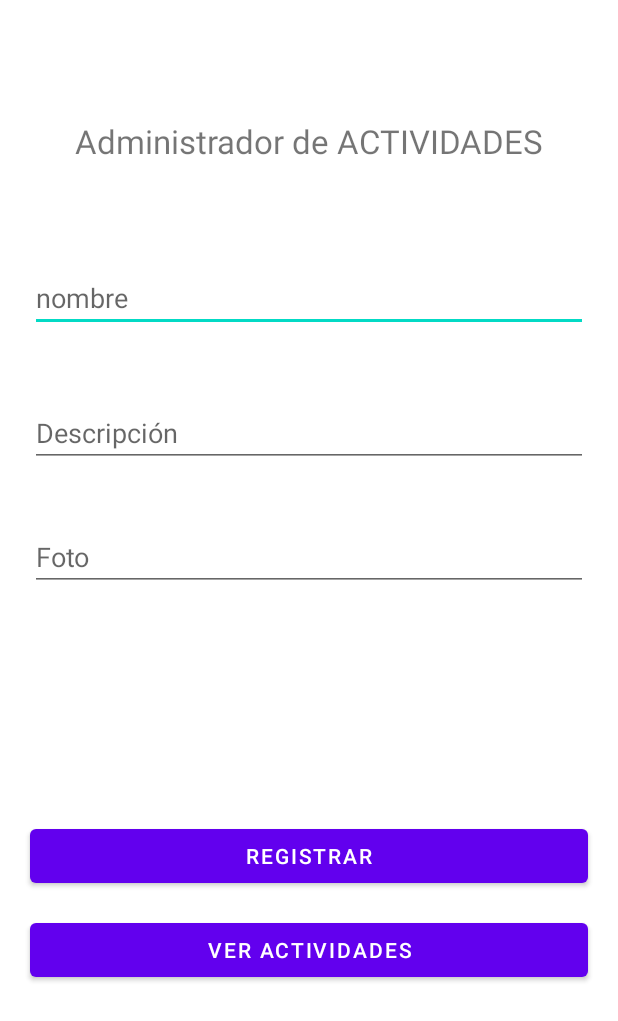
After one commit to yontaru/ProyectoApk2021_1, an Android app: the layout activity_registro.xml on its own in the app's theme, with its tools: preview values and no code run, on a phone screen of 412 x 824 dp. The commit adds this screen. Shown: the top 1021 px of the screen. Run offline under Robolectric (Android 15) with nearby library versions, the phone set to English and light mode, and no system bars.

Commit message:
Actualización

```diff
--- a/app/build.gradle
+++ b/app/build.gradle
@@ -14,7 +14,7 @@ android {
         versionName "1.0"
 
         testInstrumentationRunner "androidx.test.runner.AndroidJUnitRunner"
-        multiDexEnable true
+        "multiDexEnable true"
     }
 
     buildTypes {
@@ -38,6 +38,7 @@ dependencies {
     implementation 'androidx.constraintlayout:constraintlayout:2.0.4'
     implementation "androidx.recyclerview:recyclerview:1.1.0"
     implementation "androidx.cardview:cardview:1.0.0"
+    implementation 'com.android.support:multidex:1.0.3'
 
     implementation 'com.google.firebase:firebase-analytics'
     implementation 'com.google.firebase:firebase-firestore'
--- a/app/src/main/java/com/example/proyectoapk2021_1/Home.java
+++ b/app/src/main/java/com/example/proyectoapk2021_1/Home.java
@@ -103,6 +103,11 @@ public class Home extends AppCompatActivity {
                 Intent intent3=new Intent(Home.this,Home.class);
                 startActivity(intent3);
                 break;
+
+            case(R.id.opcion4):
+                Intent intent1=new Intent(Home.this,Registro.class);
+                startActivity(intent1);
+                break;
         }
 
         return  super.onOptionsItemSelected(opcion);
--- /dev/null
+++ b/app/src/main/res/layout/activity_registro.xml
@@ -0,0 +1,83 @@
+<?xml version="1.0" encoding="utf-8"?>
+<androidx.constraintlayout.widget.ConstraintLayout
+    xmlns:android="http://schemas.android.com/apk/res/android"
+    xmlns:app="http://schemas.android.com/apk/res-auto"
+    xmlns:tools="http://schemas.android.com/tools"
+    android:layout_width="match_parent"
+    android:layout_height="match_parent"
+    tools:context=".Registro">
+
+    <TextView
+        android:id="@+id/titulo"
+        android:layout_width="wrap_content"
+        android:layout_height="wrap_content"
+        android:text="Administrador de ACTIVIDADES"
+        android:textSize="22sp"
+        app:layout_constraintVertical_bias="0.1"
+        app:layout_constraintBottom_toBottomOf="parent"
+        app:layout_constraintLeft_toLeftOf="parent"
+        app:layout_constraintRight_toRightOf="parent"
+        app:layout_constraintTop_toTopOf="parent"/>
+
+    <EditText
+        android:id="@+id/nombre"
+        android:layout_width="match_parent"
+        android:layout_height="wrap_content"
+        android:layout_marginHorizontal="20dp"
+        android:hint="nombre"
+        app:layout_constraintVertical_bias="0.1"
+        app:layout_constraintTop_toBottomOf="@id/titulo"
+        app:layout_constraintStart_toStartOf="parent"
+        app:layout_constraintEnd_toEndOf="parent"
+        app:layout_constraintBottom_toBottomOf="parent"/>
+
+    <EditText
+        android:id="@+id/descripcion"
+        android:layout_width="match_parent"
+        android:layout_height="wrap_content"
+        android:layout_marginHorizontal="20dp"
+        android:hint="Descripción"
+        android:inputType="text"
+        app:layout_constraintVertical_bias="0.08"
+        app:layout_constraintTop_toBottomOf="@id/nombre"
+        app:layout_constraintStart_toStartOf="parent"
+        app:layout_constraintEnd_toEndOf="parent"
+        app:layout_constraintBottom_toBottomOf="parent"/>
+
+    <EditText
+        android:id="@+id/cargo"
+        android:layout_width="match_parent"
+        android:layout_height="wrap_content"
+        android:layout_marginHorizontal="20dp"
+        android:hint="Foto"
+        app:layout_constraintVertical_bias="0.08"
+        app:layout_constraintTop_toBottomOf="@id/descripcion"
+        app:layout_constraintStart_toStartOf="parent"
+        app:layout_constraintEnd_toEndOf="parent"
+        app:layout_constraintBottom_toBottomOf="parent"/>
+
+    <Button
+        android:id="@+id/botonRegistrar"
+        android:layout_width="match_parent"
+        android:layout_height="wrap_content"
+        android:layout_marginHorizontal="20dp"
+        android:text="Registrar"
+        app:layout_constraintVertical_bias="0.4"
+        app:layout_constraintTop_toBottomOf="@id/cargo"
+        app:layout_constraintStart_toStartOf="parent"
+        app:layout_constraintEnd_toEndOf="parent"
+        app:layout_constraintBottom_toBottomOf="parent"/>
+
+    <Button
+        android:id="@+id/botonBuscar"
+        android:layout_width="match_parent"
+        android:layout_height="wrap_content"
+        android:layout_marginHorizontal="20dp"
+        android:text="Ver actividades"
+        app:layout_constraintVertical_bias="0.08"
+        app:layout_constraintTop_toBottomOf="@id/botonRegistrar"
+        app:layout_constraintStart_toStartOf="parent"
+        app:layout_constraintEnd_toEndOf="parent"
+        app:layout_constraintBottom_toBottomOf="parent"/>
+
+</androidx.constraintlayout.widget.ConstraintLayout>
--- a/app/src/main/res/menu/menu.xml
+++ b/app/src/main/res/menu/menu.xml
@@ -15,6 +15,10 @@
         android:id="@+id/opcion3"
         android:title="@string/opcion3"
         />
+    <item
+        android:id="@+id/opcion4"
+        android:title="Registrar"
+        />
 
 
 </menu>
```
Also changed, not shown: app/src/main/java/com/example/proyectoapk2021_1/Registro.java (added, +76 -0 lines).
